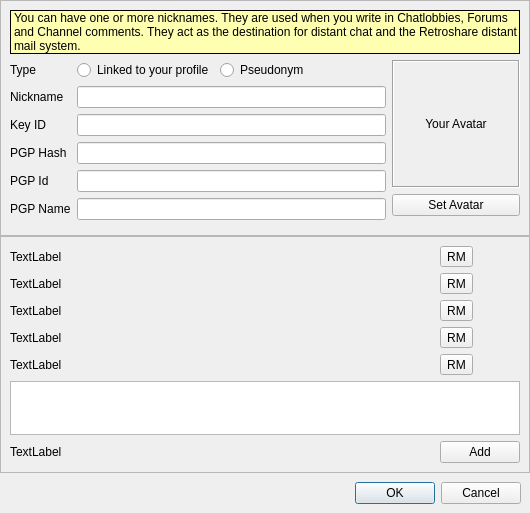
The window that retroshare-gui/src/gui/Identity/IdEditDialog.ui (RetroShare/RetroShare) describes before a commit, drawn with Qt 5.
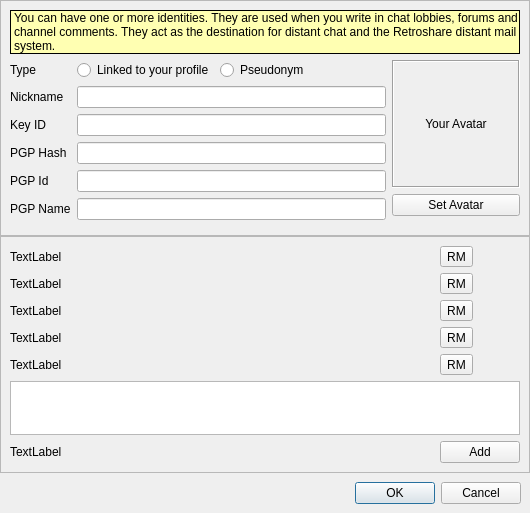
The same window after the commit. Icons and pictures are not drawn. Custom widgets are drawn as their Qt base class.

Diff of the .ui file:
```diff
--- a/retroshare-gui/src/gui/Identity/IdEditDialog.ui
+++ b/retroshare-gui/src/gui/Identity/IdEditDialog.ui
@@ -118,7 +118,7 @@
          <enum>QFrame::Box</enum>
         </property>
         <property name="text">
-         <string>You can have one or more nicknames. They are used when you write in Chatlobbies, Forums and Channel comments. They act as the destination for distant chat and the Retroshare distant mail system.</string>
+         <string>You can have one or more identities. They are used when you write in chat lobbies, forums and channel comments. They act as the destination for distant chat and the Retroshare distant mail system.</string>
         </property>
         <property name="wordWrap">
          <bool>true</bool>
```
